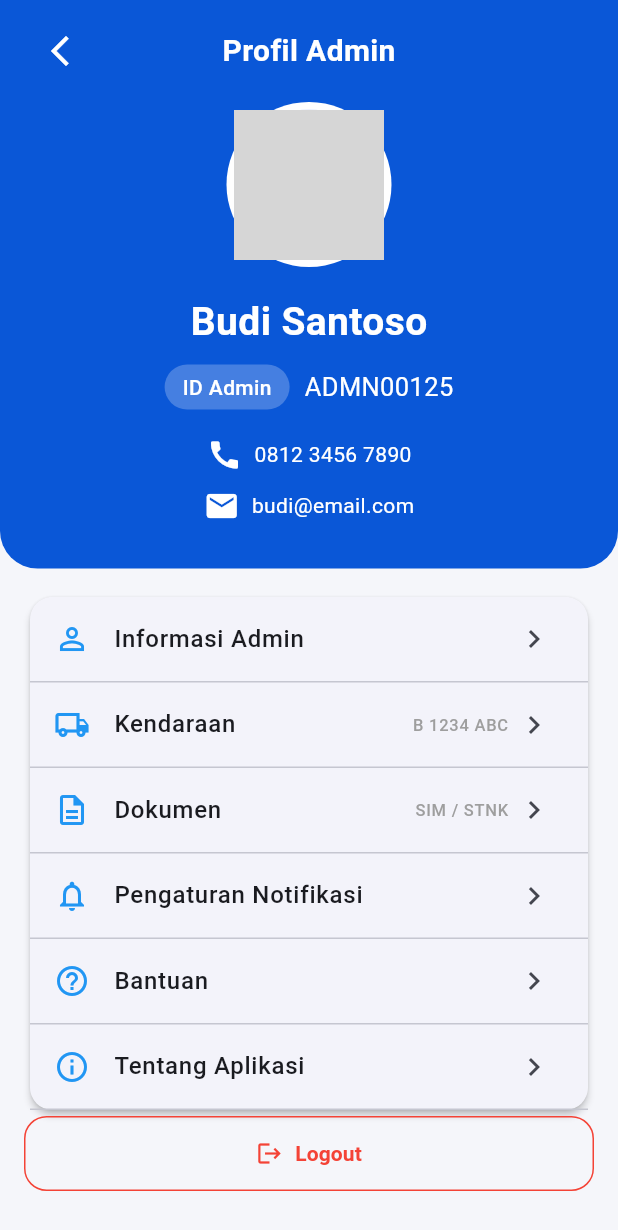
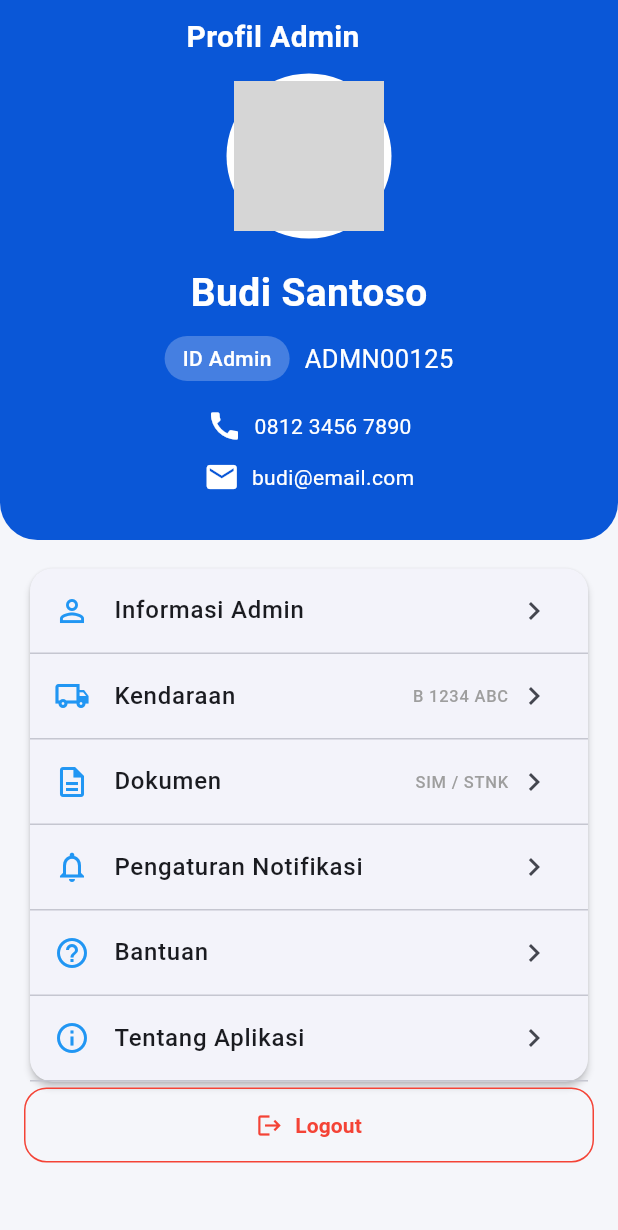
Before and after one commit to Galehramadhan/tracking-logistik-mobile, a Flutter app: the ProfilePage screen opened directly, on a phone screen of 412 x 824 dp. Shown: the top 1230 px of the screen. Run offline on Flutter 3.47's test engine with Material 3 defaults, Android fonts, the phone set to English and light mode, and no system bars; our stand-ins replace flutter_riverpod, google_maps_flutter, shared_preferences; missing offline and left inert: mobile_scanner; accounts and stored records are empty; Roboto replaces fonts that are missing (Poppins); grey boxes are pictures that could not be loaded.

Commit message:
menghapus back

```diff
--- a/tracking_logistik_app/lib/profile/profilemain.dart
+++ b/tracking_logistik_app/lib/profile/profilemain.dart
@@ -35,15 +35,6 @@ class ProfilePage extends StatelessWidget {
                     padding: const EdgeInsets.symmetric(horizontal: 16),
                     child: Row(
                       children: [
-                        IconButton(
-                          onPressed: () {
-                            Navigator.pop(context);
-                          },
-                          icon: const Icon(
-                            Icons.arrow_back_ios_new,
-                            color: Colors.white,
-                          ),
-                        ),
                         const Expanded(
                           child: Center(
                             child: Text(
```
